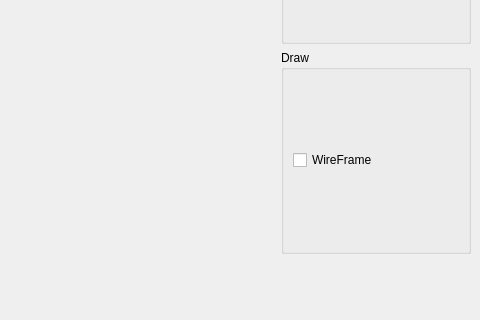
This is Masters_Project_Silk_Torch/ui/MainWindow.ui in JSlowgrove/Masters-Project-Silk-Torch as Qt 5 draws it before an edit; both pictures show x 578 to 1058 and y 168 to 488 of the 1058 by 656 pixel window. The edited form follows.
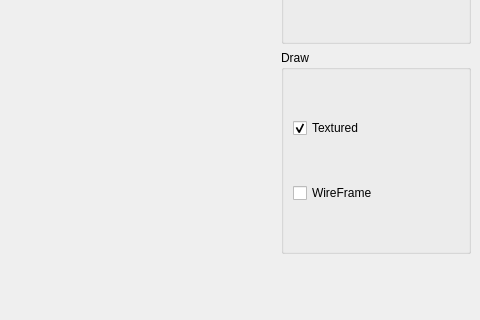
This is the edited form.

Commit message: Refactored and neatend up the code and added a UI tickbox for if the mass spring object should be textured.

What changed in the file:
```diff
--- a/Masters_Project_Silk_Torch/ui/MainWindow.ui
+++ b/Masters_Project_Silk_Torch/ui/MainWindow.ui
@@ -60,13 +60,23 @@
        <string>Draw</string>
       </property>
       <layout class="QGridLayout" name="gridLayout_2">
-       <item row="0" column="0">
+       <item row="1" column="0">
         <widget class="QCheckBox" name="m_wireframe">
          <property name="text">
           <string>WireFrame</string>
          </property>
         </widget>
        </item>
+       <item row="0" column="0">
+        <widget class="QCheckBox" name="m_textured">
+         <property name="text">
+          <string>Textured</string>
+         </property>
+         <property name="checked">
+          <bool>true</bool>
+         </property>
+        </widget>
+       </item>
       </layout>
      </widget>
     </item>
```
The commit also changes 7 other files.
